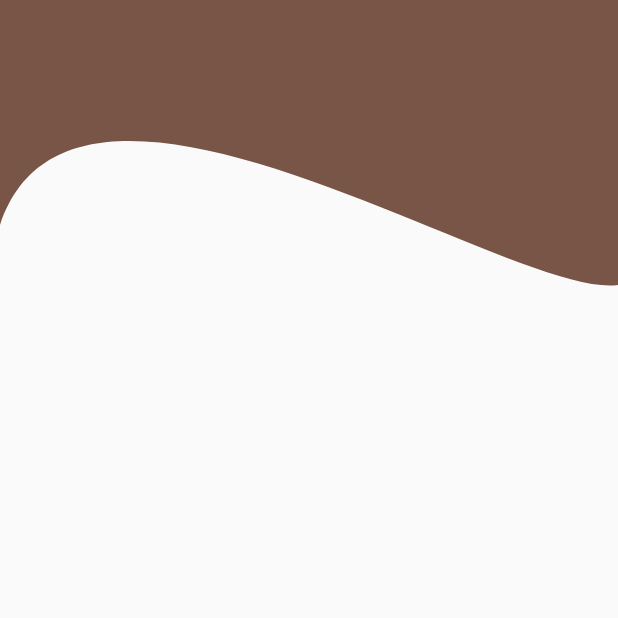
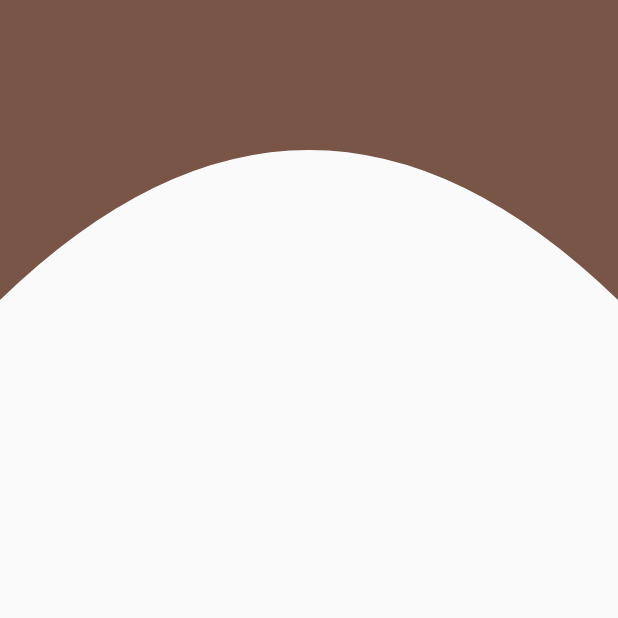
Before and after one commit to Mirzaazmath/flutter_clippath_clipper_example, a Flutter app: the screen it shows after launch, on a phone screen of 412 x 824 dp, the top half of it. Run offline on Flutter 3.47's test engine with Material 2 defaults, Android fonts, the phone set to English and light mode, and no system bars.

Commit message:
one commit

```diff
--- a/lib/screens/clipperclass.dart
+++ b/lib/screens/clipperclass.dart
@@ -21,11 +21,12 @@ class MyClipper extends CustomClipper<Path>{
 
    Path path= Path();
    path.lineTo(0, 0);
+   path.lineTo(0,size.height);
+   path.quadraticBezierTo(size.width/2, 0, size.width, size.height);
+   path.lineTo(size.width, 0);
 
-   path.lineTo(0, size.height-50);
-   // path.lineTo(size.width, size.height);
-   path.cubicTo(50, size.height-200, size.width-70, size.height, size.width, size.height-10);
-   path.lineTo(size.width, 0);
+
+
 
 
 
```
Also changed, not shown: assets/result.png.
